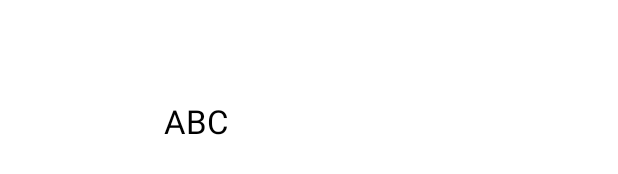
After one commit to saini999/SmartMotorApp, an Android app: the layout activity_main_control.xml on its own in the app's theme, with its tools: preview values and no code run, on a phone screen of 412 x 824 dp. The commit adds this screen. Shown: the part 431-605 px from the top of the screen. Run offline under Robolectric (Android 15) with nearby library versions, the phone set to English and light mode, and no system bars.

Commit message:
Added ability to save Link Status and open Control Activity.

```diff
--- /dev/null
+++ b/app/src/main/res/layout/activity_main_control.xml
@@ -0,0 +1,21 @@
+<?xml version="1.0" encoding="utf-8"?>
+<androidx.constraintlayout.widget.ConstraintLayout xmlns:android="http://schemas.android.com/apk/res/android"
+    xmlns:app="http://schemas.android.com/apk/res-auto"
+    xmlns:tools="http://schemas.android.com/tools"
+    android:layout_width="match_parent"
+    android:layout_height="match_parent"
+    android:background="#FFFFFF"
+    tools:context=".main_control">
+
+    <TextView
+        android:id="@+id/viewNumber"
+        android:layout_width="193dp"
+        android:layout_height="118dp"
+        android:text="ABC"
+        android:textColor="#000000"
+        android:textSize="22dp"
+        app:layout_constraintBottom_toBottomOf="parent"
+        app:layout_constraintEnd_toEndOf="parent"
+        app:layout_constraintStart_toStartOf="parent"
+        app:layout_constraintTop_toTopOf="parent" />
+</androidx.constraintlayout.widget.ConstraintLayout>
```
Also changed, not shown: app/src/main/AndroidManifest.xml (+7 -2 lines), app/src/main/java/com/nas/smartmotor/MainActivity.java (+38 -3 lines), app/src/main/java/com/nas/smartmotor/main_control.java (added, +25 -0 lines).
